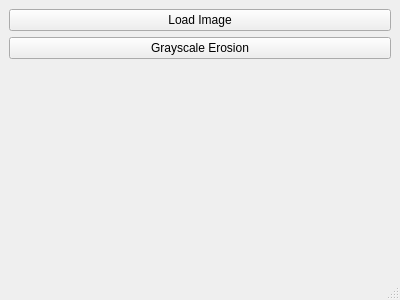
This is mainwindow.ui in arcreane/gimpsep-aspegix-et-grodebilix as Qt 5 draws it before an edit. The edited form follows.
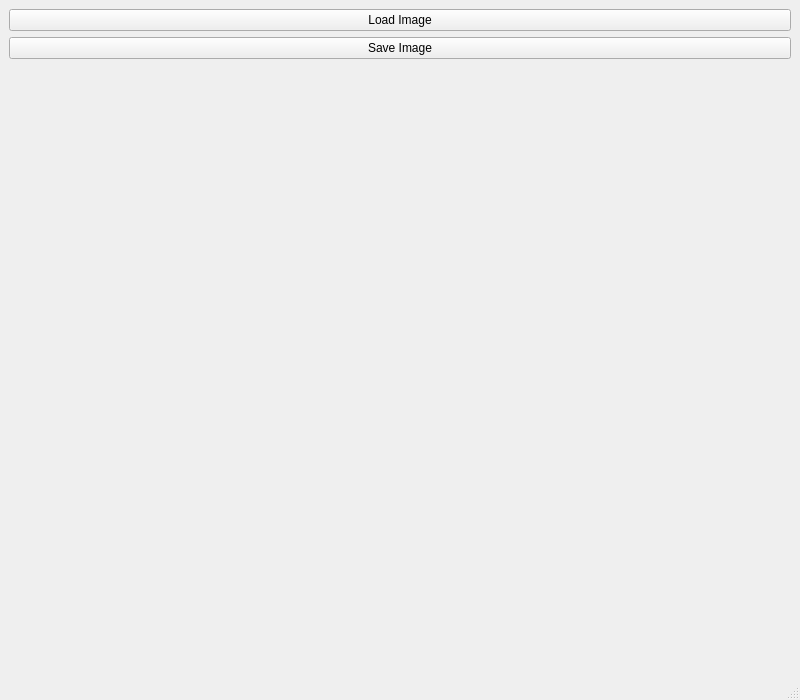
This is the edited form.

```diff
--- a/mainwindow.ui
+++ b/mainwindow.ui
@@ -6,8 +6,8 @@
             <rect>
                 <x>0</x>
                 <y>0</y>
-                <width>400</width>
-                <height>300</height>
+                <width>800</width>
+                <height>700</height>
             </rect>
         </property>
         <widget class="QWidget" name="centralwidget">
@@ -22,7 +22,7 @@
                 <item>
                     <widget class="QPushButton" name="erosionButton">
                         <property name="text">
-                            <string>Grayscale Erosion</string>
+                            <string>Save Image</string>
                         </property>
                     </widget>
                 </item>
```
Left out of the diff: 2 changed lines with no effect on the pictures.
